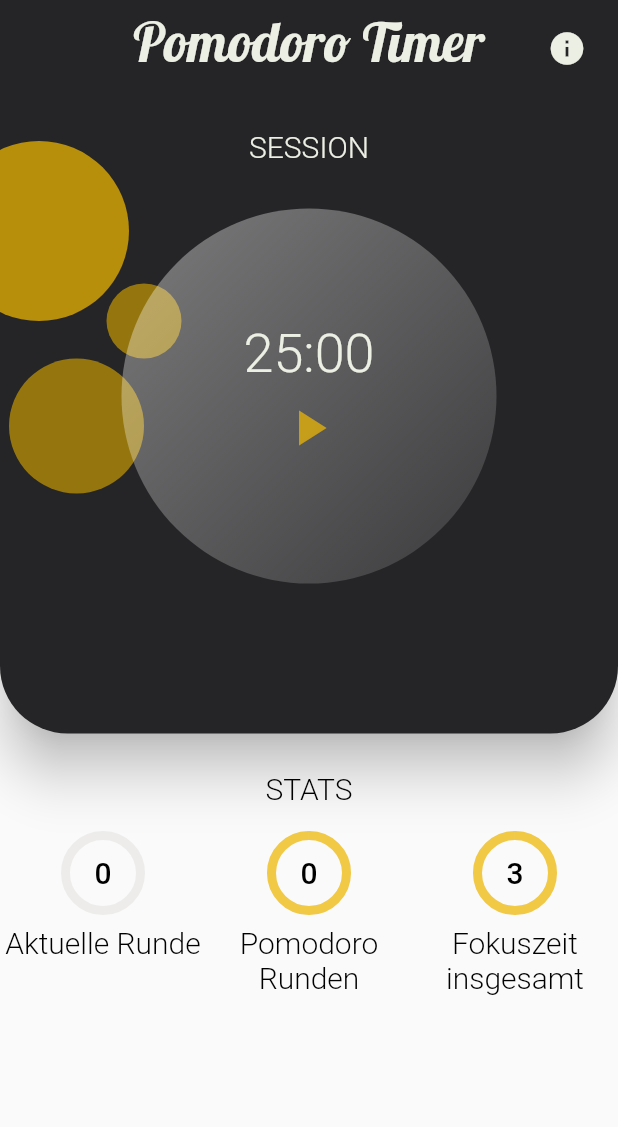
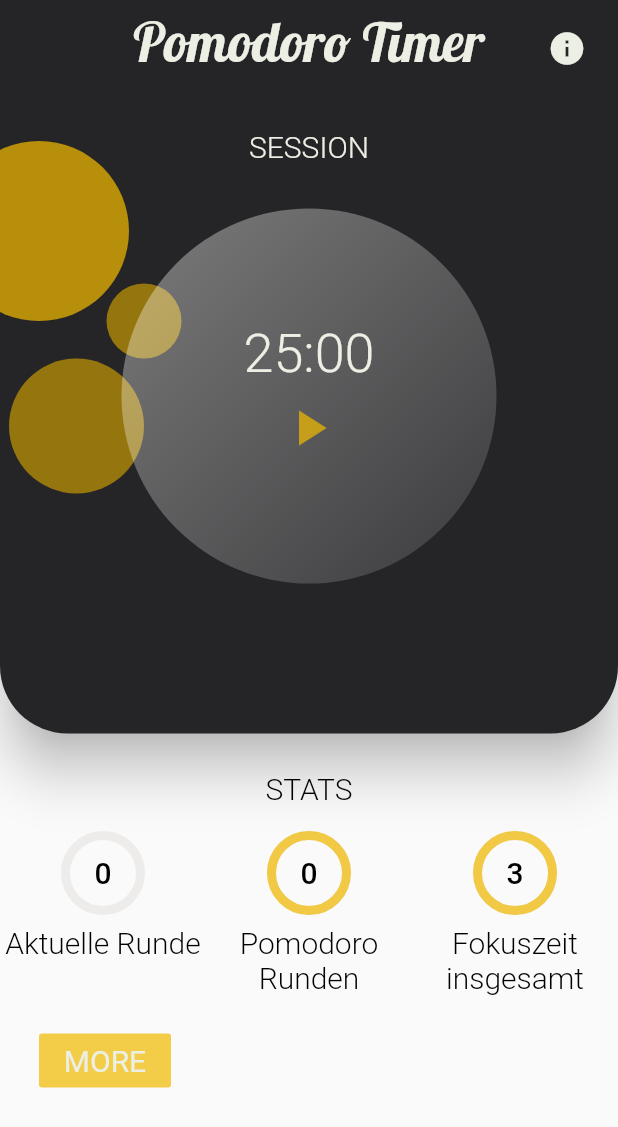
Before and after one commit to franci3/pomodoro-app, a Flutter app: the screen it shows after launch, on a phone screen of 412 x 824 dp. Shown: the top 1127 px of the screen. Run offline on Flutter 3.47's test engine with Material 2 defaults, Android fonts, the phone set to English and light mode, and no system bars; our stand-ins replace audioplayers, get, get_storage; statements that could not run were skipped.

Commit message:
adds more button and screen

```diff
--- a/lib/screens/statistics_screen.dart
+++ b/lib/screens/statistics_screen.dart
@@ -1,5 +1,7 @@
 import 'package:flutter/material.dart';
 import 'package:get/get.dart';
+import 'package:pomodoro_app/assets/custom_theme.dart';
+import 'package:pomodoro_app/screens/detail_statistics_screen.dart';
 import 'package:pomodoro_app/states/home_controller.dart';
 import 'package:pomodoro_app/states/statistics_controller.dart';
 import 'package:pomodoro_app/widgets/stats_circle.dart';
@@ -38,13 +40,38 @@ class StatisticsScreen extends StatelessWidget {
                   circleDescription: 'Pomodoro Runden',
                 ),
                 StatsCircle(
-                  innerCircleText: statisticsController.totalFocusMinutes.toString(),
+                  innerCircleText:
+                      statisticsController.totalFocusMinutes.toString(),
                   circleValue: 1,
                   circleDescription: 'Fokuszeit insgesamt',
                 )
               ],
             ),
           ),
+          Row(
+            mainAxisAlignment: MainAxisAlignment.start,
+            children: [
+              Padding(
+                padding: const EdgeInsets.only(left: 26.0, top: 20),
+                child: FlatButton(
+                  onPressed: () {
+                    Get.to(DetailedStatisticsScreen(),
+                        transition: Transition.cupertino
+                    );
+                  },
+                  splashColor: Colors.transparent,
+                  child: Text(
+                    'MORE',
+                    style: TextStyle(
+                        fontSize: 20,
+                        color: PomodoroValues.mainColor,
+                        fontWeight: FontWeight.w400),
+                  ),
+                  color: PomodoroValues.yellowColorOne,
+                ),
+              ),
+            ],
+          )
         ],
       ),
     );
```
Also changed, not shown: lib/screens/detail_statistics_screen.dart (+34 -0 lines).
